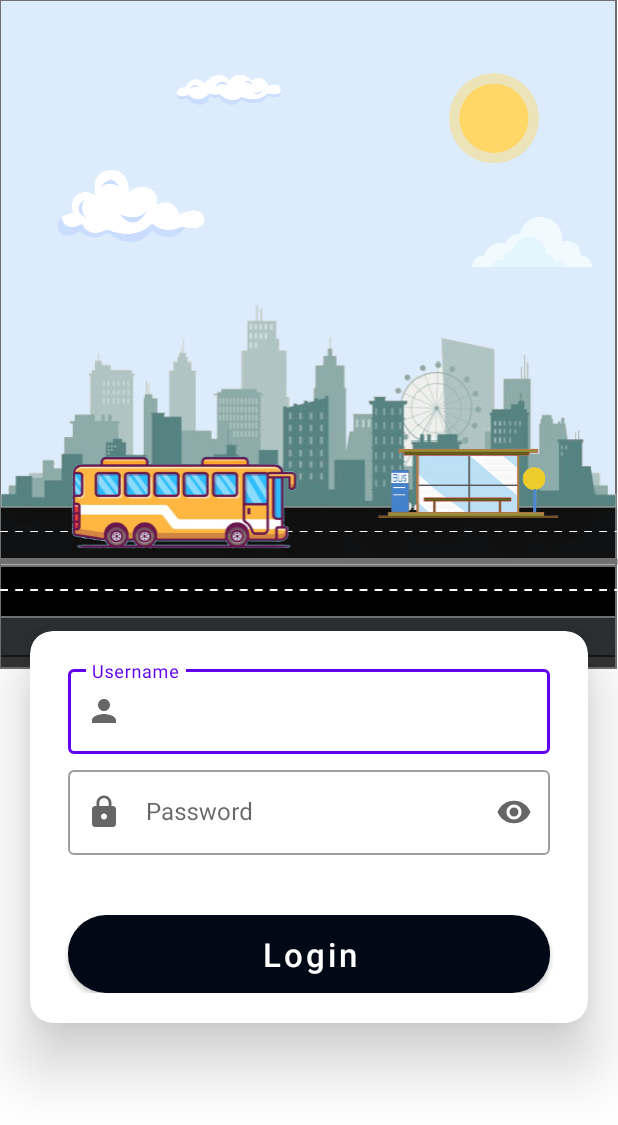
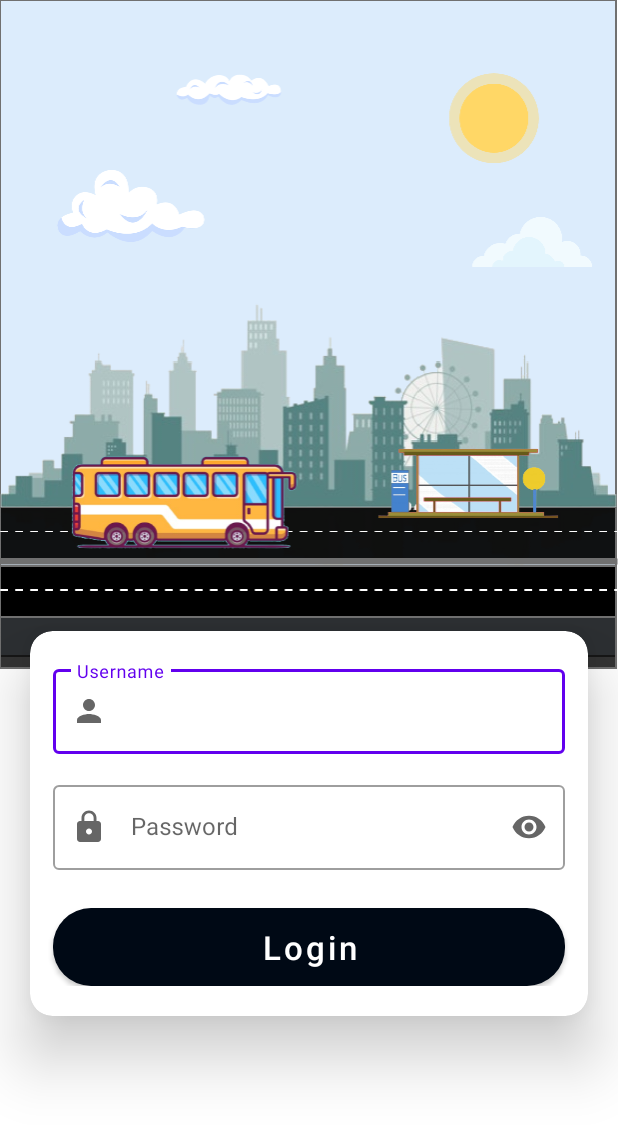
Before and after one commit to HRD-2000/WhereIsMyBus, an Android app: the Login screen opened directly, with no data from a screen before it, on a phone screen of 412 x 824 dp. Shown: the top 1125 px of the screen. Run offline under Robolectric (Android 15) with nearby library versions, the phone set to English and light mode, and no system bars.

Commit message:
commit by deep

```diff
--- a/app/src/main/res/layout/activity_login.xml
+++ b/app/src/main/res/layout/activity_login.xml
@@ -41,7 +41,7 @@
                 style="@style/Widget.MaterialComponents.TextInputLayout.OutlinedBox"
                 android:layout_width="match_parent"
                 android:layout_height="wrap_content"
-                android:layout_marginHorizontal="25sp"
+                android:layout_marginHorizontal="15sp"
                 app:startIconDrawable="@drawable/ic_login_username_24">
 
                 <!--this is the actual edit text which takes the input-->
@@ -58,8 +58,8 @@
                 style="@style/Widget.MaterialComponents.TextInputLayout.OutlinedBox"
                 android:layout_width="match_parent"
                 android:layout_height="wrap_content"
-                android:layout_marginHorizontal="25sp"
-                android:layout_marginTop="5sp"
+                android:layout_marginHorizontal="15sp"
+                android:layout_marginTop="15sp"
                 app:endIconMode="password_toggle"
                 app:startIconDrawable="@drawable/ic_login_password_24">
 
@@ -77,8 +77,8 @@
                 android:id="@+id/login_button"
                 android:layout_width="match_parent"
                 android:layout_height="wrap_content"
-                android:layout_marginHorizontal="25sp"
-                android:layout_marginTop="40sp"
+                android:layout_marginHorizontal="15sp"
+                android:layout_marginTop="25sp"
                 android:background="@drawable/login_btn_shape"
                 android:padding="5sp"
                 android:text="Login"
@@ -86,13 +86,7 @@
                 android:textSize="22sp"
                 app:backgroundTint="@color/black" />
 
-            <TextView
-                android:layout_width="match_parent"
-                android:layout_height="wrap_content"
-                android:background="#D62E2E"
-                android:textSize="12sp"
-                android:visibility="gone"
-                />
+
 
 
         </LinearLayout>
```
